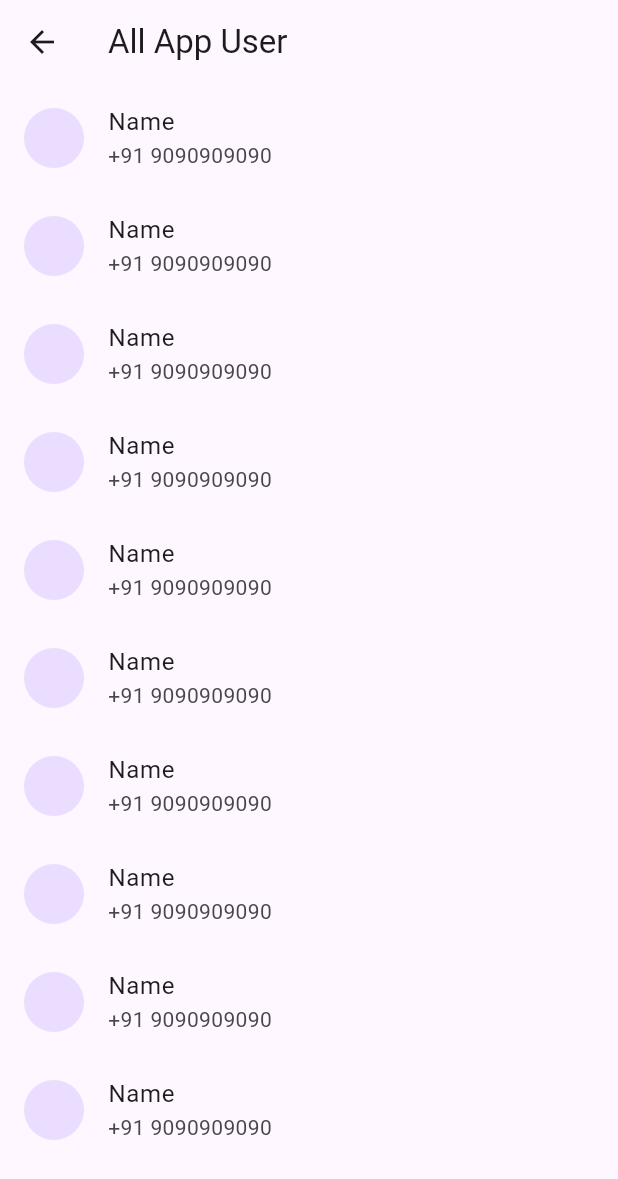
After one commit to Ponik90/chat_app, a Flutter app: the UserScreen screen opened by its route, on a phone screen of 412 x 824 dp. The commit adds this screen. Shown: the top 1179 px of the screen. Run offline on Flutter 3.47's test engine with Material 3 defaults, Android fonts, the light colour scheme and no system bars; our stand-ins replace cloud_firestore, firebase_auth, firebase_core, get, google_sign_in; accounts and stored records are empty.

Commit message:
"init commit"

```diff
--- a/lib/screen/home/view/home_screen.dart
+++ b/lib/screen/home/view/home_screen.dart
@@ -16,7 +16,6 @@ class _HomeScreenState extends State<HomeScreen> {
       appBar: AppBar(
         title: const Text("Home Screen"),
         actions: [
-
           CircleAvatar(
             child: IconButton(
               onPressed: () {
@@ -25,7 +24,9 @@ class _HomeScreenState extends State<HomeScreen> {
               icon: const Icon(Icons.person),
             ),
           ),
-          const SizedBox(width: 16,),
+          const SizedBox(
+            width: 16,
+          ),
         ],
       ),
       drawer: Drawer(
@@ -43,6 +44,12 @@ class _HomeScreenState extends State<HomeScreen> {
           ],
         ),
       ),
+      floatingActionButton: FloatingActionButton(
+        onPressed: () {
+          Get.toNamed('user');
+        },
+        child: const Icon(Icons.add),
+      ),
     );
   }
 }
--- a/lib/screen/profile/controller/profile_controller.dart
+++ b/lib/screen/profile/controller/profile_controller.dart
@@ -3,10 +3,10 @@ import 'package:chat_app/utils/helper/db_firebase_helper.dart';
 import 'package:get/get.dart';
 
 class ProfileController extends GetxController {
-  Rx<ProfileModel>? model;
+  Rx<ProfileModel> model = ProfileModel().obs;
 
   Future<void> getUserDetail() async {
     ProfileModel data = await DbFirebaseHelPer.dbFirebaseHelPer.currentUser();
-    model!.value = data;
+    model.value = data;
   }
 }
--- /dev/null
+++ b/lib/screen/user/view/user_screen.dart
@@ -0,0 +1,29 @@
+import 'package:flutter/material.dart';
+
+class UserScreen extends StatefulWidget {
+  const UserScreen({super.key});
+
+  @override
+  State<UserScreen> createState() => _UserScreenState();
+}
+
+class _UserScreenState extends State<UserScreen> {
+  @override
+  Widget build(BuildContext context) {
+    return Scaffold(
+      appBar: AppBar(
+        title: const Text("All App User"),
+      ),
+      body: ListView.builder(
+        itemCount: 10,
+        itemBuilder: (context, index) {
+          return const ListTile(
+            title: Text("Name"),
+            leading: CircleAvatar(),
+            subtitle: Text("+91 9090909090"),
+          );
+        },
+      ),
+    );
+  }
+}
--- a/lib/utils/app_routes.dart
+++ b/lib/utils/app_routes.dart
@@ -1,6 +1,7 @@
 import 'package:chat_app/screen/login/view/signin_screen.dart';
 import 'package:chat_app/screen/login/view/signup_screen.dart';
 import 'package:chat_app/screen/profile/view/profile_screen.dart';
+import 'package:chat_app/screen/user/view/user_screen.dart';
 import 'package:flutter/material.dart';
 
 import '../screen/home/view/home_screen.dart';
@@ -12,4 +13,5 @@ Map<String, WidgetBuilder> screen = {
   'signUp': (context) => const SignUpScreen(),
   'home': (context) => const HomeScreen(),
   'profile': (context) => const ProfileScreen(),
+  'user': (context) => const UserScreen(),
 };
--- a/lib/utils/helper/db_firebase_helper.dart
+++ b/lib/utils/helper/db_firebase_helper.dart
@@ -10,8 +10,8 @@ class DbFirebaseHelPer {
   FirebaseFirestore firestore = FirebaseFirestore.instance;
   String? userUid;
 
-  String getUserUid() {
-    return userUid = FireBaseHelper.fireBaseHelper.user!.uid;
+  void getUserUid() {
+    userUid = FireBaseHelper.fireBaseHelper.user!.uid;
   }
 
   Future<void> userProfile(ProfileModel m1) async {
@@ -20,7 +20,7 @@ class DbFirebaseHelPer {
 
   Future<ProfileModel> currentUser() async {
     DocumentSnapshot ds = await firestore.collection('user').doc(userUid).get();
-    Map model = ds.data() as Map;
+    Map<dynamic, dynamic> model = ds.data() as Map;
     ProfileModel data = ProfileModel.mapToModel(model);
     return data;
   }
```
Also changed, not shown: lib/screen/profile/view/profile_screen.dart (+7 -5 lines).
